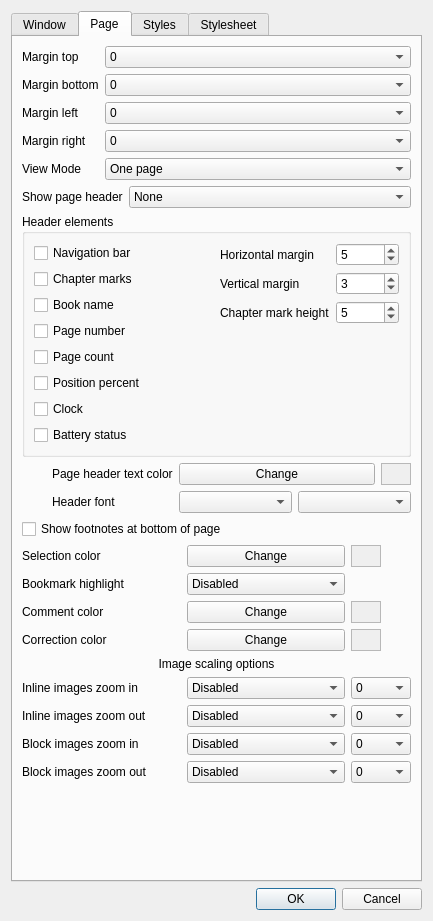
Above: src/settings.ui from CrazyCoder/crqt-ng before the change. Below: the same form after it.
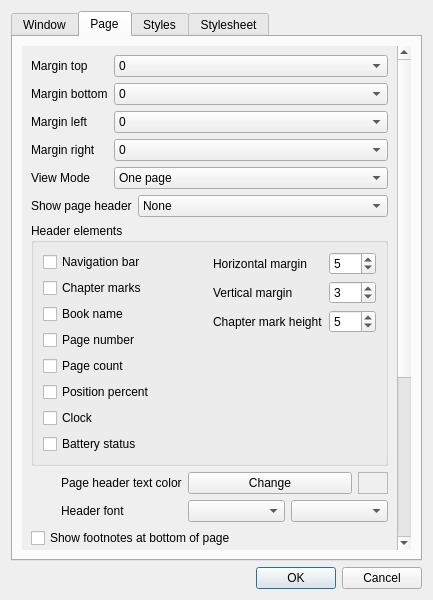
That is the form after the change. Icons and pictures are not drawn.

Commit message:
Improve Settings dialog: add responsive resizing, scrolling, and save/restore window size
- Adjusted UI layouts for better adaptability and usability with dynamic sizes.
- Added scrolling capability for tabs to enhance navigation on smaller screens.
- Integrated window size saving/restoring for improved user experience.

What changed in the file:
```diff
--- a/src/settings.ui
+++ b/src/settings.ui
@@ -10,15 +10,21 @@
     <x>0</x>
     <y>0</y>
     <width>433</width>
-    <height>921</height>
+    <height>600</height>
    </rect>
   </property>
   <property name="sizePolicy">
-   <sizepolicy hsizetype="Fixed" vsizetype="Fixed">
+   <sizepolicy hsizetype="Preferred" vsizetype="Preferred">
     <horstretch>0</horstretch>
     <verstretch>0</verstretch>
    </sizepolicy>
   </property>
+  <property name="minimumSize">
+   <size>
+    <width>433</width>
+    <height>400</height>
+   </size>
+  </property>
   <property name="windowTitle">
    <string>Settings</string>
   </property>
@@ -29,6 +35,12 @@
   <layout class="QVBoxLayout" name="verticalLayout">
    <item>
     <widget class="QTabWidget" name="tabWidget">
+     <property name="sizePolicy">
+      <sizepolicy hsizetype="Expanding" vsizetype="MinimumExpanding">
+       <horstretch>0</horstretch>
+       <verstretch>0</verstretch>
+      </sizepolicy>
+     </property>
      <property name="currentIndex">
       <number>1</number>
      </property>
@@ -201,6 +213,24 @@
       <attribute name="title">
        <string>Page</string>
       </attribute>
+      <layout class="QVBoxLayout" name="verticalLayout_tabPage">
+       <item>
+        <widget class="QScrollArea" name="scrollAreaPage">
+         <property name="frameShape">
+          <enum>QFrame::Shape::NoFrame</enum>
+         </property>
+         <property name="widgetResizable">
+          <bool>true</bool>
+         </property>
+         <widget class="QWidget" name="scrollAreaPageContents">
+          <property name="geometry">
+           <rect>
+            <x>0</x>
+            <y>0</y>
+            <width>379</width>
+            <height>822</height>
+           </rect>
+          </property>
       <layout class="QVBoxLayout" name="verticalLayout_4">
        <item>
         <layout class="QFormLayout" name="formLayout_2">
@@ -1453,6 +1483,10 @@
        </item>
       </layout>
      </widget>
+        </widget>
+       </item>
+      </layout>
+     </widget>
      <widget class="QWidget" name="tabDefStyle">
       <attribute name="title">
        <string>Styles</string>
```
Left out of the diff: 48 changed lines with no effect on the pictures. Lines whose indentation alone changed are shown as unchanged. The commit also changes 1 other file.
